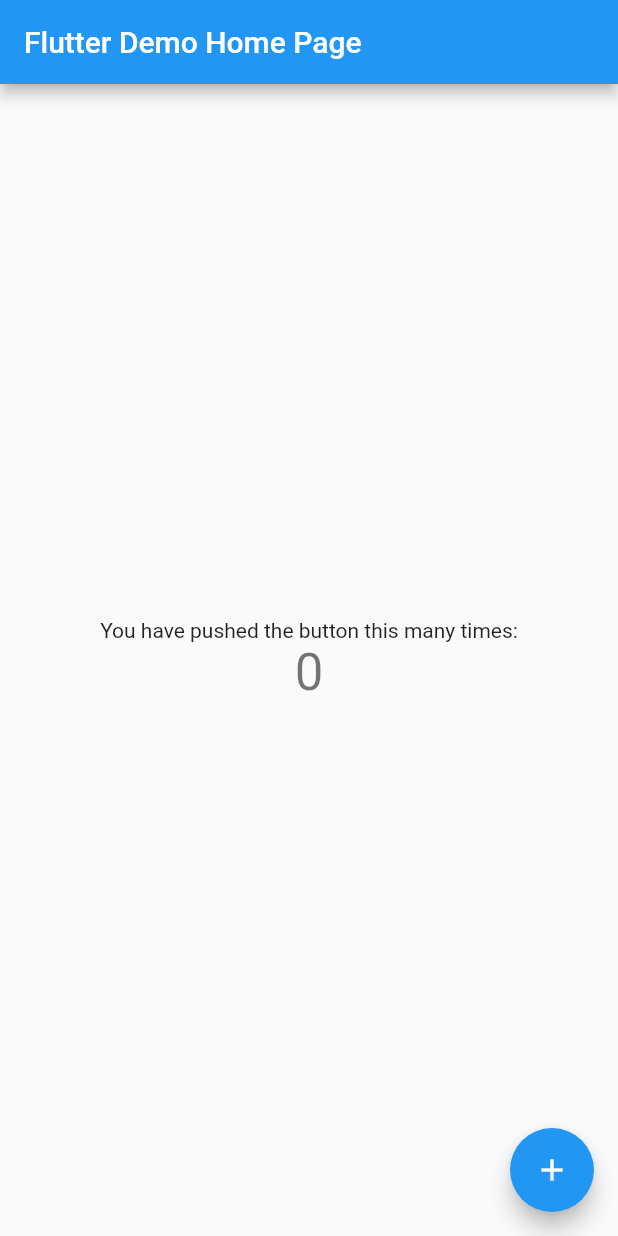
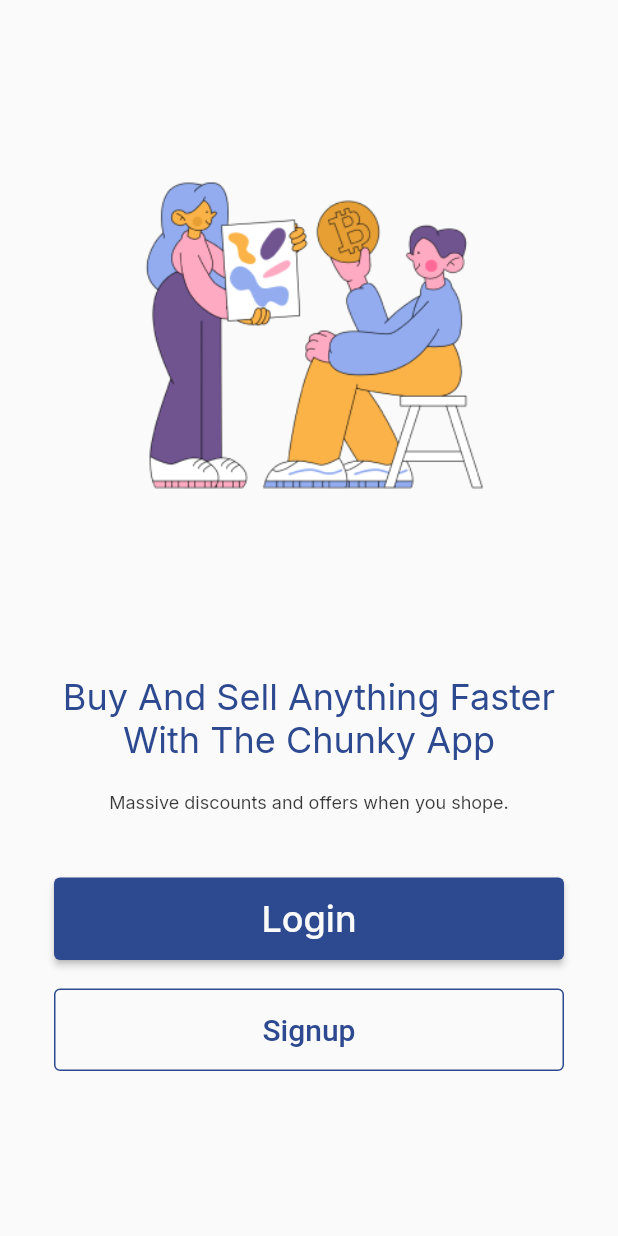
Before and after one commit to SalmanAd01/MAD, a Flutter app: the screen it shows after launch, on a phone screen of 412 x 824 dp. Run offline on Flutter 3.47's test engine with Material 2 defaults, Android fonts, the phone set to English and light mode, and no system bars; our stand-ins replace google_fonts.

Commit message:
login created

```diff
--- /dev/null
+++ b/flutter_application_1/lib/Screen/Home.dart
@@ -0,0 +1,76 @@
+import 'package:flutter/material.dart';
+import 'package:flutter_application_1/Screen/Login.dart';
+import 'package:google_fonts/google_fonts.dart';
+
+class Home extends StatelessWidget {
+  const Home({Key? key}) : super(key: key);
+
+  @override
+  Widget build(BuildContext context) {
+    return Scaffold(
+        body: Center(
+            child: Column(
+      children: [
+        Image.asset(
+          'assets/images/home.png',
+          height: 450,
+        ),
+        Container(
+          width: 339,
+          height: 58,
+          margin: EdgeInsets.only(bottom: 19),
+          child: Text(
+            "Buy And Sell Anything Faster With The Chunky App",
+            style: GoogleFonts.inter(
+              fontSize: 24,
+              color: Color.fromARGB(255, 45, 73, 144),
+            ),
+            textAlign: TextAlign.center,
+          ),
+        ),
+        Container(
+          width: 339,
+          height: 58,
+          child: Text(
+            "Massive discounts and offers when you shope.",
+            style: GoogleFonts.inter(
+                fontSize: 12, color: Color.fromARGB(198, 0, 0, 0)),
+            textAlign: TextAlign.center,
+          ),
+        ),
+        Container(
+          // ignore: sort_child_properties_last
+          child: ElevatedButton(
+            style: ButtonStyle(
+                minimumSize: MaterialStateProperty.all(const Size(340, 55)),
+                backgroundColor: MaterialStateProperty.all(
+                    const Color.fromARGB(255, 45, 73, 144))),
+            child: Text(
+              'Login',
+              style: GoogleFonts.inter(
+                  color: const Color.fromARGB(255, 250, 250, 250),
+                  fontSize: 24),
+            ),
+            onPressed: () {
+              Navigator.of(context)
+                  .push(MaterialPageRoute(builder: (context) => const Login()));
+            },
+          ),
+          margin: EdgeInsets.only(bottom: 19),
+        ),
+        OutlinedButton(
+          style: ButtonStyle(
+              minimumSize: MaterialStateProperty.all(const Size(340, 55)),
+              side: MaterialStateProperty.all(const BorderSide(
+                  width: 1.0, color: Color.fromARGB(255, 45, 73, 144)))),
+          child: const Text(
+            'Signup',
+            style: TextStyle(
+                fontSize: 20.0, color: Color.fromARGB(255, 45, 73, 144)),
+          ),
+          onPressed: () {},
+        )
+      ],
+    )));
+  }
+}
--- a/flutter_application_1/lib/main.dart
+++ b/flutter_application_1/lib/main.dart
@@ -1,4 +1,6 @@
 import 'package:flutter/material.dart';
+import 'package:flutter_application_1/Screen/Home.dart';
+import 'package:google_fonts/google_fonts.dart';
 
 void main() {
   runApp(const MyApp());
@@ -24,92 +26,7 @@
         // is not restarted.
         primarySwatch: Colors.blue,
       ),
-      home: const MyHomePage(title: 'Flutter Demo Home Page'),
+      home: const Home(),
     );
   }
 }
-
-class MyHomePage extends StatefulWidget {
-  const MyHomePage({super.key, required this.title});
-
-  // This widget is the home page of your application. It is stateful, meaning
-  // that it has a State object (defined below) that contains fields that affect
-  // how it looks.
-
-  // This class is the configuration for the state. It holds the values (in this
-  // case the title) provided by the parent (in this case the App widget) and
-  // used by the build method of the State. Fields in a Widget subclass are
-  // always marked "final".
-
-  final String title;
-
-  @override
-  State<MyHomePage> createState() => _MyHomePageState();
-}
-
-class _MyHomePageState extends State<MyHomePage> {
-  int _counter = 0;
-
-  void _incrementCounter() {
-    setState(() {
-      // This call to setState tells the Flutter framework that something has
-      // changed in this State, which causes it to rerun the build method below
-      // so that the display can reflect the updated values. If we changed
-      // _counter without calling setState(), then the build method would not be
-      // called again, and so nothing would appear to happen.
-      _counter++;
-    });
-  }
-
-  @override
-  Widget build(BuildContext context) {
-    // This method is rerun every time setState is called, for instance as done
-    // by the _incrementCounter method above.
-    //
-    // The Flutter framework has been optimized to make rerunning build methods
-    // fast, so that you can just rebuild anything that needs updating rather
-    // than having to individually change instances of widgets.
-    return Scaffold(
-      appBar: AppBar(
-        // Here we take the value from the MyHomePage object that was created by
-        // the App.build method, and use it to set our appbar title.
-        title: Text(widget.title),
-      ),
-      body: Center(
-        // Center is a layout widget. It takes a single child and positions it
-        // in the middle of the parent.
-        child: Column(
-          // Column is also a layout widget. It takes a list of children and
-          // arranges them vertically. By default, it sizes itself to fit its
-          // children horizontally, and tries to be as tall as its parent.
-          //
-          // Invoke "debug painting" (press "p" in the console, choose the
-          // "Toggle Debug Paint" action from the Flutter Inspector in Android
-          // Studio, or the "Toggle Debug Paint" command in Visual Studio Code)
-          // to see the wireframe for each widget.
-          //
-          // Column has various properties to control how it sizes itself and
-          // how it positions its children. Here we use mainAxisAlignment to
-          // center the children vertically; the main axis here is the vertical
-          // axis because Columns are vertical (the cross axis would be
-          // horizontal).
-          mainAxisAlignment: MainAxisAlignment.center,
-          children: <Widget>[
-            const Text(
-              'You have pushed the button this many times:',
-            ),
-            Text(
-              '$_counter',
-              style: Theme.of(context).textTheme.headline4,
-            ),
-          ],
-        ),
-      ),
-      floatingActionButton: FloatingActionButton(
-        onPressed: _incrementCounter,
-        tooltip: 'Increment',
-        child: const Icon(Icons.add),
-      ), // This trailing comma makes auto-formatting nicer for build methods.
-    );
-  }
-}
--- a/flutter_application_1/pubspec.yaml
+++ b/flutter_application_1/pubspec.yaml
@@ -33,9 +33,11 @@
     sdk: flutter
 
 
+
   # The following adds the Cupertino Icons font to your application.
   # Use with the CupertinoIcons class for iOS style icons.
   cupertino_icons: ^1.0.2
+  google_fonts: ^3.0.1
 
 dev_dependencies:
   flutter_test:
@@ -58,6 +60,8 @@
   # included with your application, so that you can use the icons in
   # the material Icons class.
   uses-material-design: true
+  assets:
+    - assets/images/
 
   # To add assets to your application, add an assets section, like this:
   # assets:
```
Also changed, not shown: flutter_application_1/lib/Screen/Login.dart (added, +115 -0 lines), flutter_application_1/assets/images/home.png (added), flutter_application_1/pubspec.lock, 1 other file.
